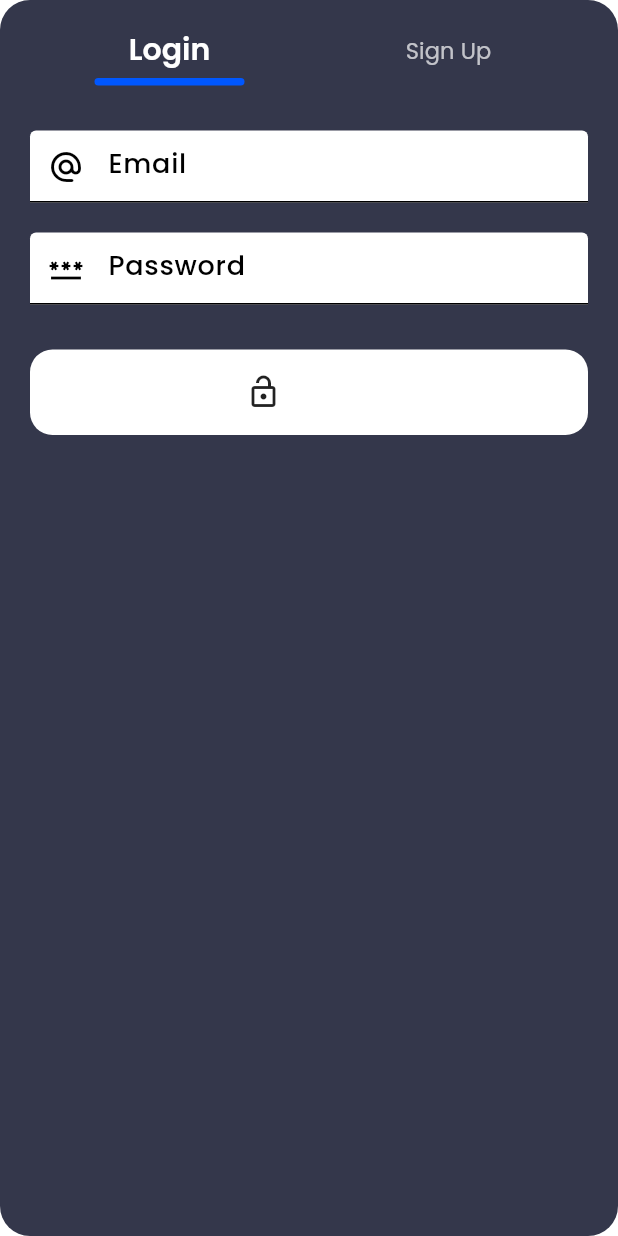
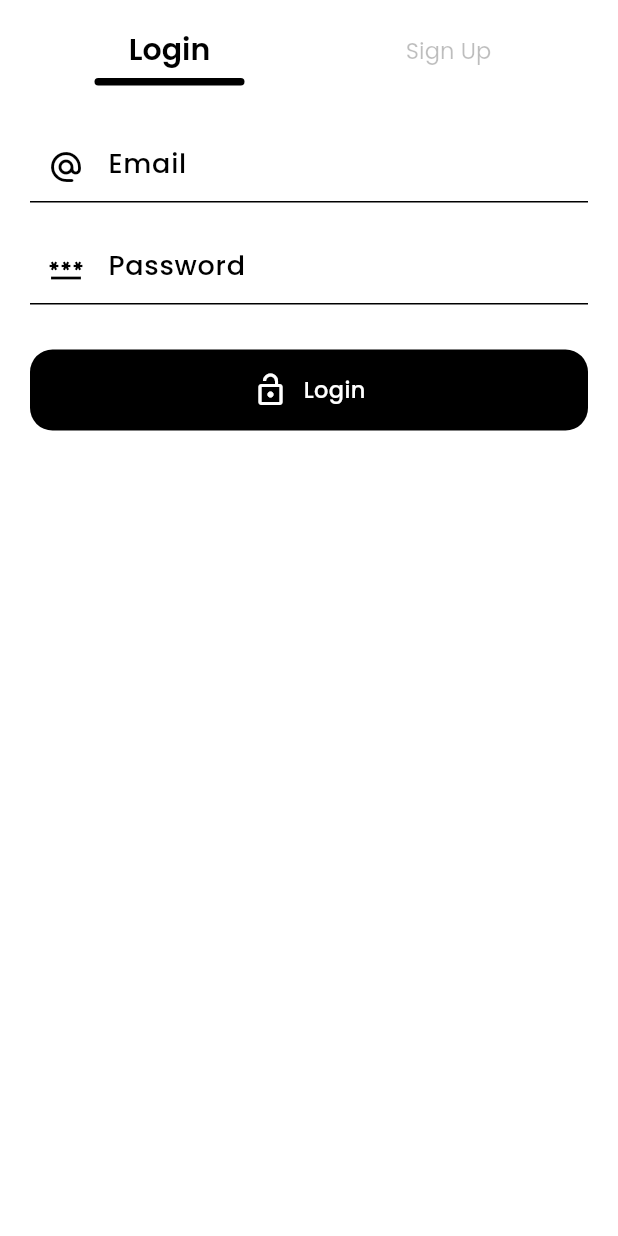
Before and after one commit to khathach699/chat_app, a Flutter app: the AuthPageBody widget shown alone on an empty page, opened directly, after a tap on "Login", on a phone screen of 412 x 824 dp. Run offline on Flutter 3.47's test engine with Material 3 defaults, Android fonts, the phone set to English and light mode, and no system bars; our stand-ins replace get, slide_to_act.

Commit message:
design chats

```diff
--- a/lib/Configs/Colors.dart
+++ b/lib/Configs/Colors.dart
@@ -4,7 +4,7 @@ const dBackgroundColor = Color(0xff191B28);
 const dPrimaryColor = Color(0xff0057ff);
 const dContainerColor = Color(0xff34374B);
 const dOnBackgroundColor = Color(0xffffffff);
-const colorPrimary = Color(0xffffffff);
+const primaryColor = Colors.black;
 
 const dOnContainerColor = Color(0xff9e9e9e);
-const Color subtitleColor = Colors.white70;
+const Color subtitleColor = Colors.black26;
--- a/lib/Configs/Image.dart
+++ b/lib/Configs/Image.dart
@@ -6,8 +6,7 @@ class AssetImages {
 
   // SVG Icons
   static const appIcon = "$iconPath/5.png";
-  static const logoStone = "$iconPath/LogoStone.jpg";
-  static const connectPerson = "$iconPath/connectPerson.webp";
+  static const logoStone = "$iconPath/LogoStone.png";
   static const person1 = "$iconPath/person1.png";
   static const person2 = "$iconPath/person2.png";
   static const connect = "$iconPath/connect.png";
--- a/lib/Configs/PagePath.dart
+++ b/lib/Configs/PagePath.dart
@@ -1,10 +1,17 @@
 import 'package:chat_app/Pages/Auth/AuthPage.dart';
+import 'package:chat_app/Pages/HomePage/HomePage.dart';
 import 'package:get/get_navigation/get_navigation.dart';
 
 var pagePath = [
   GetPage(
     name: "/authPage",
-    page: () => AuthPage(),
+    page: () => const AuthPage(),
+    transition: Transition.rightToLeft,
+  ),
+
+  GetPage(
+    name: "/homePage",
+    page: () => const HomePage(),
     transition: Transition.rightToLeft,
   ),
 ];
--- a/lib/Configs/Strings.dart
+++ b/lib/Configs/Strings.dart
@@ -5,4 +5,5 @@ class AppString {
   static const descriptionWelcome = "Perfect solution of connect with anyone ";
   static const description2Welcome = "easy and more secure";
   static const WelcomeSlideStart = "Welcome to chat Stone";
+
 }
--- a/lib/Configs/Themes.dart
+++ b/lib/Configs/Themes.dart
@@ -14,28 +14,28 @@ var lightTheme = ThemeData(
   ),
 
   inputDecorationTheme: InputDecorationTheme(
-    fillColor: colorPrimary,
+    fillColor: dOnBackgroundColor,
     filled: true,
   ),
 
   textTheme: TextTheme(
     headlineLarge: TextStyle(
       fontSize: 32,
-      color: colorPrimary,
+      color: primaryColor,
       fontFamily: "Poppins",
       fontWeight: FontWeight.w800,
     ),
 
     headlineMedium: TextStyle(
       fontSize: 30,
-      color: colorPrimary,
+      color: primaryColor,
       fontFamily: "Poppins",
       fontWeight: FontWeight.w600,
     ),
 
     headlineSmall: TextStyle(
       fontSize: 20,
-      color: colorPrimary,
+      color: primaryColor,
       fontFamily: "Poppins",
       fontWeight: FontWeight.w600,
     ),
@@ -61,14 +61,14 @@ var lightTheme = ThemeData(
     ),
     bodyLarge: TextStyle(
       fontSize: 18,
-      color: colorPrimary,
+      color: primaryColor,
       fontFamily: "Poppins",
       fontWeight: FontWeight.w500,
     ),
 
     bodyMedium: TextStyle(
       fontSize: 15,
-      color: colorPrimary,
+      color: primaryColor,
       fontFamily: "Poppins",
       fontWeight: FontWeight.w500,
     ),
--- a/lib/Pages/Auth/Widgets/AuthPageBody.dart
+++ b/lib/Pages/Auth/Widgets/AuthPageBody.dart
@@ -2,6 +2,8 @@ import 'package:chat_app/Pages/Auth/Widgets/LoginForm.dart';
 import 'package:chat_app/Pages/Auth/Widgets/SignupForm.dart';
 import 'package:flutter/material.dart';
 import 'package:get/get.dart';
+
+import '../../../Configs/Colors.dart';
 
 class AuthPageBody extends StatefulWidget {
   const AuthPageBody({super.key});
@@ -18,7 +20,7 @@ class _AuthPageBodyState extends State<AuthPageBody> {
       // height: 400,
       decoration: BoxDecoration(
         borderRadius: BorderRadius.circular(20),
-        color: Theme.of(context).colorScheme.primaryContainer,
+        color: dOnBackgroundColor,
       ),
 
       child: Padding(
@@ -59,7 +61,7 @@ class _AuthPageBodyState extends State<AuthPageBody> {
                                   decoration: BoxDecoration(
                                     borderRadius: BorderRadius.circular(100),
                                     color:
-                                        Theme.of(context).colorScheme.primary,
+                                        primaryColor,
                                   ),
                                 ),
                               ],
@@ -93,7 +95,7 @@ class _AuthPageBodyState extends State<AuthPageBody> {
                                   decoration: BoxDecoration(
                                     borderRadius: BorderRadius.circular(100),
                                     color:
-                                        Theme.of(context).colorScheme.primary,
+                                    primaryColor
                                   ),
                                 ),
                               ],
--- a/lib/Pages/Auth/Widgets/LoginForm.dart
+++ b/lib/Pages/Auth/Widgets/LoginForm.dart
@@ -1,12 +1,14 @@
 import 'package:chat_app/Widgets/PrimaryButton.dart';
 import 'package:flutter/material.dart';
+import 'package:get/get.dart';
+import 'package:get/get_core/src/get_main.dart';
 
 class LoginForm extends StatelessWidget {
   const LoginForm({super.key});
 
   @override
   Widget build(BuildContext context) {
-    return const Column(
+    return  Column(
       children: [
         Column(
           children: [
@@ -24,7 +26,11 @@ class LoginForm extends StatelessWidget {
               ),
             ),
             SizedBox(height: 30),
-            PrimaryButton(btnName: "Login", icon: Icons.lock_open_outlined),
+            PrimaryButton(
+              onTap: (){
+                Get.offAllNamed("/homePage");
+              }
+            ,btnName: "Login", icon: Icons.lock_open_outlined),
           ],
         ),
       ],
--- a/lib/Pages/Auth/Widgets/SignupForm.dart
+++ b/lib/Pages/Auth/Widgets/SignupForm.dart
@@ -6,7 +6,7 @@ class SignupForm extends StatelessWidget {
 
   @override
   Widget build(BuildContext context) {
-    return const Column(
+    return  Column(
       children: [
         Column(
           children: [
@@ -32,7 +32,7 @@ class SignupForm extends StatelessWidget {
             ),
             SizedBox(height: 20),
             SizedBox(height: 30),
-            PrimaryButton(btnName: "Sign In", icon: Icons.lock_open_outlined),
+            PrimaryButton(  onTap: (){}, btnName: "Sign In", icon: Icons.lock_open_outlined),
           ],
         ),
       ],
--- a/lib/Pages/Welcome/WelcomePage.dart
+++ b/lib/Pages/Welcome/WelcomePage.dart
@@ -1,3 +1,4 @@
+import 'package:chat_app/Configs/Colors.dart';
 import 'package:chat_app/Configs/Image.dart';
 import 'package:chat_app/Configs/Strings.dart';
 import 'package:chat_app/Pages/Welcome/Widgets/WelcomeBody.dart';
@@ -26,7 +27,9 @@ class WelcomePage extends StatelessWidget {
                   Get.offAllNamed("/authPage");
                 },
                 outerColor: Colors.black,
-                text: AppString.WelcomeSlideStart,textStyle: Theme.of(context).textTheme.labelLarge,
+                text: AppString.WelcomeSlideStart,textStyle: TextStyle(
+                color: dOnBackgroundColor
+              ),
               ),
             ],
           ),
--- a/lib/Widgets/PrimaryButton.dart
+++ b/lib/Widgets/PrimaryButton.dart
@@ -2,25 +2,32 @@ import 'package:chat_app/Configs/Colors.dart';
 import 'package:flutter/material.dart';
 
 class PrimaryButton extends StatelessWidget {
-  const PrimaryButton({super.key, required this.btnName, required this.icon});
+  const PrimaryButton({super.key, required this.btnName, required this.icon, required this.onTap});
   final String btnName;
   final IconData icon;
+  final VoidCallback onTap;
 
   @override
   Widget build(BuildContext context) {
-    return Container(
+    return InkWell(
+      onTap: onTap,
+      child: Container(
+
         padding: EdgeInsets.symmetric(horizontal: 40, vertical: 15),
         decoration: BoxDecoration(
           borderRadius: BorderRadius.circular(15),
-        color: colorPrimary,
+          color: primaryColor,
         ),
         child: Row(
           mainAxisAlignment: MainAxisAlignment.center,
           children: [
-          Icon(icon),
+            Icon(icon, color: Colors.white,),
             SizedBox(width: 10),
-          Text(btnName, style: Theme.of(context).textTheme.bodyLarge),
+            Text(btnName, style: TextStyle(
+              color: dOnBackgroundColor
+            )),
           ],
+        ),
       ),
     );
   }
```
Also changed, not shown: lib/Pages/HomePage/HomePage.dart (added, +53 -0 lines), lib/Pages/HomePage/Widgets/ChatList.dart (added, +24 -0 lines), lib/Pages/HomePage/Widgets/ChatTitle.dart (added, +46 -0 lines), lib/Pages/HomePage/Widgets/TabBar.dart (added, +12 -0 lines), assets/Icons/LogoStone.jpg (deleted), assets/Icons/connectPerson.webp (deleted). Lines whose indentation alone changed are shown as unchanged.
